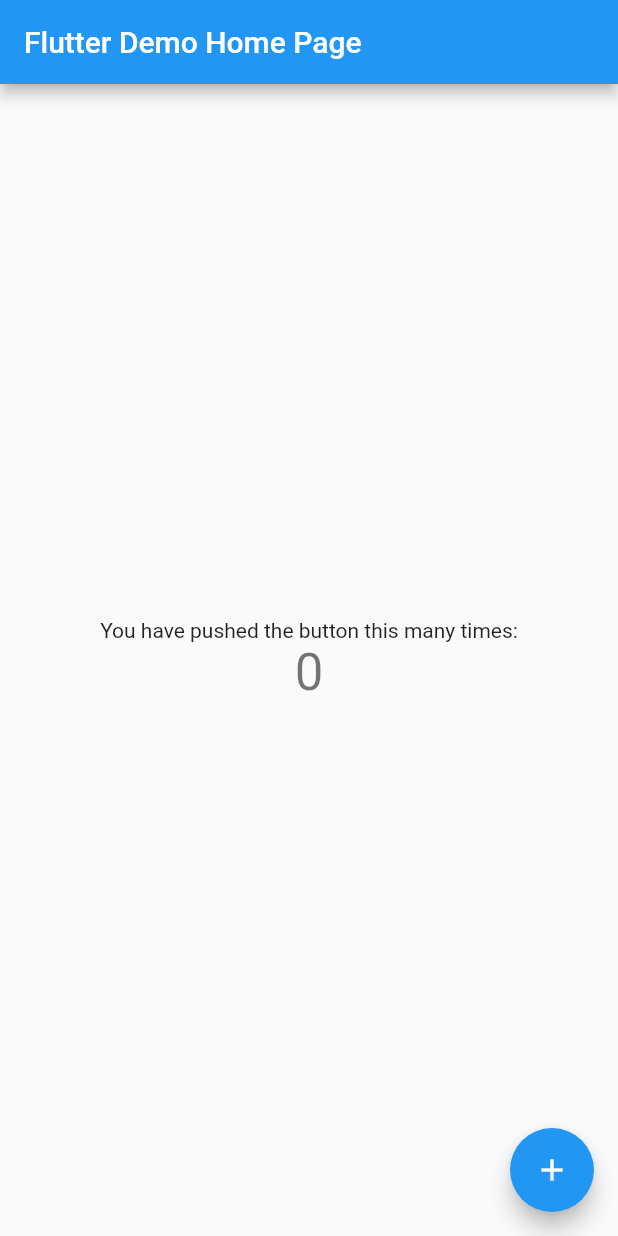
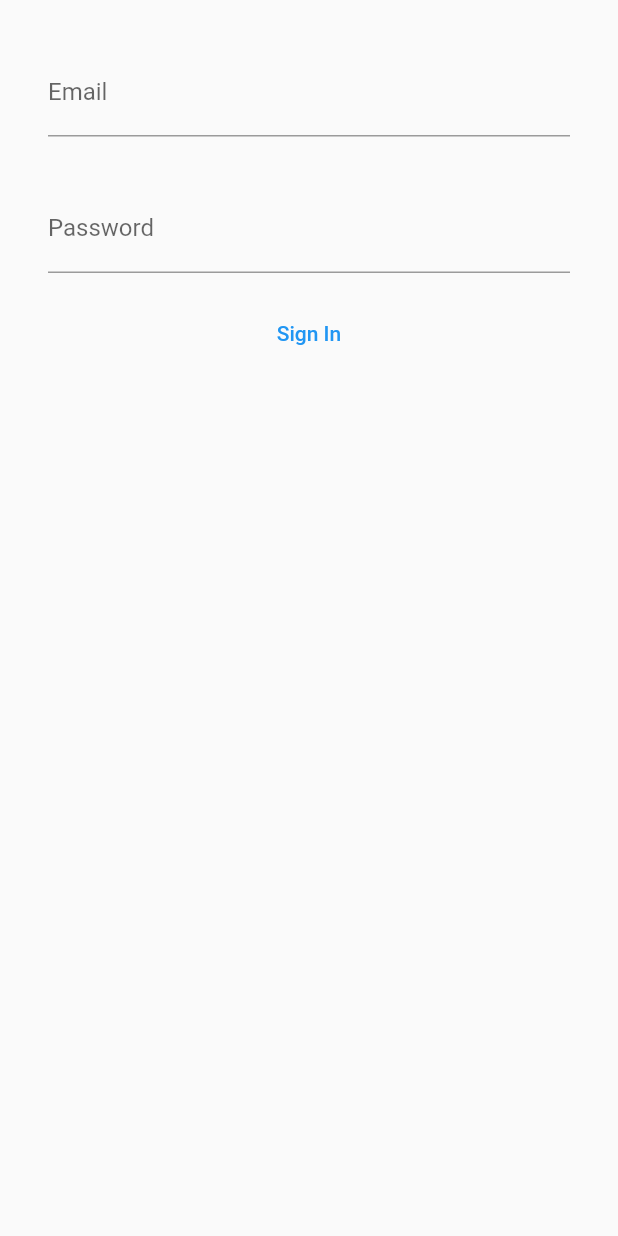
Before and after one commit to StorytellingApp/Audioasis, a Flutter app: the screen it shows after launch, on a phone screen of 412 x 824 dp. Run offline on Flutter 3.47's test engine with Material 2 defaults, Android fonts, the phone set to English and light mode, and no system bars; our stand-ins replace firebase_auth, firebase_core; accounts and stored records are empty.

Commit message:
Added Sign In

```diff
--- /dev/null
+++ b/lib/login_widget.dart
@@ -0,0 +1,81 @@
+import 'package:flutter/material.dart';
+import 'package:firebase_core/firebase_core.dart';
+import 'package:flutter/gestures.dart';
+import 'package:firebase_auth/firebase_auth.dart';
+import 'main.dart';
+
+class LoginWidget extends StatefulWidget {
+  const LoginWidget({Key? key}) : super(key: key);
+
+  @override
+  State<LoginWidget> createState() => _LoginWidgetState();
+}
+
+class _LoginWidgetState extends State<LoginWidget> {
+  final userNameController = TextEditingController();
+  final passwordController = TextEditingController();
+
+  @override
+  void dispose() {
+    userNameController.dispose();
+    passwordController.dispose();
+    super.dispose();
+  }
+
+  @override
+  Widget build(BuildContext context) {
+    return SingleChildScrollView(
+      padding: const EdgeInsets.all(16),
+      child: Column(
+        mainAxisAlignment: MainAxisAlignment.center,
+        children: [
+          Container(
+            padding: const EdgeInsets.all(16),
+            child: TextField(
+              controller: userNameController,
+              textInputAction: TextInputAction.next,
+              decoration: const InputDecoration(
+                labelText: 'Email'
+              ),
+            ),
+          ),
+          Container(
+            padding: const EdgeInsets.all(16),
+            child: TextField(
+              controller: passwordController,
+              textInputAction: TextInputAction.done,
+              decoration: const InputDecoration(
+                labelText: 'Password'
+              ),
+              obscureText: true,
+            ),
+          ),
+          TextButton(
+            onPressed: signIn,
+            child: const Text('Sign In'),
+          )
+        ],
+      ),
+    );
+  }
+
+  Future signIn() async {
+    showDialog(context: context,
+        barrierDismissible: false,
+        builder: (context) => Center(
+          child: CircularProgressIndicator(),
+        )
+    );
+
+    try {
+      await FirebaseAuth.instance.signInWithEmailAndPassword(
+        email: userNameController.text.trim(),
+        password: passwordController.text.trim(),
+      );
+    } on FirebaseAuthException catch (e) {
+      print(e);
+    }
+
+    navigatorKey.currentState!.popUntil((route) => route.isFirst);
+  }
+}
--- a/lib/main.dart
+++ b/lib/main.dart
@@ -1,5 +1,8 @@
+import 'package:firebase_auth/firebase_auth.dart';
 import 'package:flutter/material.dart';
 import 'package:firebase_core/firebase_core.dart';
+import 'login_widget.dart';
+import 'home_page.dart';
 
 Future main() async{
   WidgetsFlutterBinding.ensureInitialized();
@@ -7,6 +10,8 @@ Future main() async{
 
   runApp(const MyApp());
 }
+
+final navigatorKey = GlobalKey<NavigatorState>();
 
 class MyApp extends StatelessWidget {
   const MyApp({super.key});
@@ -28,7 +33,7 @@ class MyApp extends StatelessWidget {
         // is not restarted.
         primarySwatch: Colors.blue,
       ),
-      home: const MyHomePage(title: 'Flutter Demo Home Page'),
+      home: MainPage(),
     );
   }
 }
@@ -117,3 +122,26 @@ class _MyHomePageState extends State<MyHomePage> {
     );
   }
 }
+
+
+class MainPage extends StatelessWidget {
+  const MainPage({Key? key}) : super(key: key);
+
+  @override
+  Widget build(BuildContext context) => Scaffold(
+    body: StreamBuilder<User?>(
+      stream: FirebaseAuth.instance.authStateChanges(),
+      builder: (context, snapshot) {
+        if (snapshot.connectionState == ConnectionState.waiting){
+          return Center(child: CircularProgressIndicator());
+        } else if (snapshot.hasError) {
+          return Center(child: Text('SOmething went Wrong'));
+        } else if (snapshot.hasData){
+          return HomePage();
+        } else {
+          return LoginWidget();
+        }
+      },
+    )
+  );
+}
--- a/pubspec.yaml
+++ b/pubspec.yaml
@@ -37,6 +37,7 @@ dependencies:
   # Use with the CupertinoIcons class for iOS style icons.
   cupertino_icons: ^1.0.2
   cloud_firestore: ^4.3.1
+  firebase_auth: ^4.2.4
 
 dev_dependencies:
   flutter_test:
```
Also changed, not shown: lib/home_page.dart (added, +40 -0 lines), pubspec.lock.
